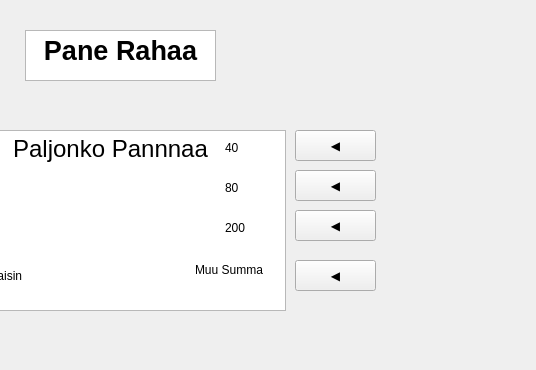
Above: bankautomat/pano.ui from tvt21kmo-bank-project/group_6 before the change; both pictures show x 235 to 771 and y 0 to 370 of the 771 by 530 pixel window. Below: the same form after it.
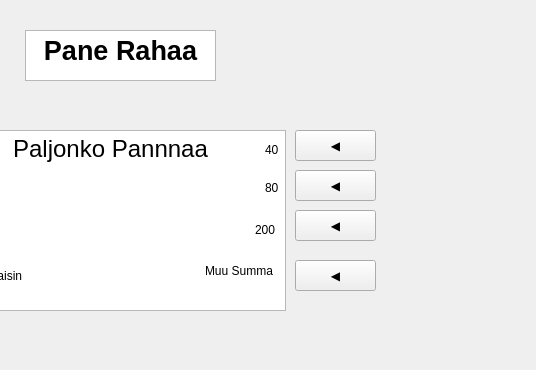
That is the form after the change.

```diff
--- a/bankautomat/pano.ui
+++ b/bankautomat/pano.ui
@@ -212,10 +212,10 @@
   <widget class="QLabel" name="label_4">
    <property name="geometry">
     <rect>
-     <x>460</x>
+     <x>500</x>
      <y>140</y>
-     <width>58</width>
-     <height>16</height>
+     <width>21</width>
+     <height>20</height>
     </rect>
    </property>
    <property name="text">
@@ -225,9 +225,9 @@
   <widget class="QLabel" name="label_5">
    <property name="geometry">
     <rect>
-     <x>460</x>
+     <x>500</x>
      <y>180</y>
-     <width>58</width>
+     <width>21</width>
      <height>16</height>
     </rect>
    </property>
@@ -238,10 +238,10 @@
   <widget class="QLabel" name="label_6">
    <property name="geometry">
     <rect>
-     <x>460</x>
+     <x>490</x>
      <y>220</y>
-     <width>58</width>
-     <height>16</height>
+     <width>31</width>
+     <height>20</height>
     </rect>
    </property>
    <property name="text">
@@ -264,10 +264,10 @@
   <widget class="QLabel" name="label_8">
    <property name="geometry">
     <rect>
-     <x>430</x>
+     <x>440</x>
      <y>260</y>
      <width>81</width>
-     <height>20</height>
+     <height>21</height>
     </rect>
    </property>
    <property name="text">
```
